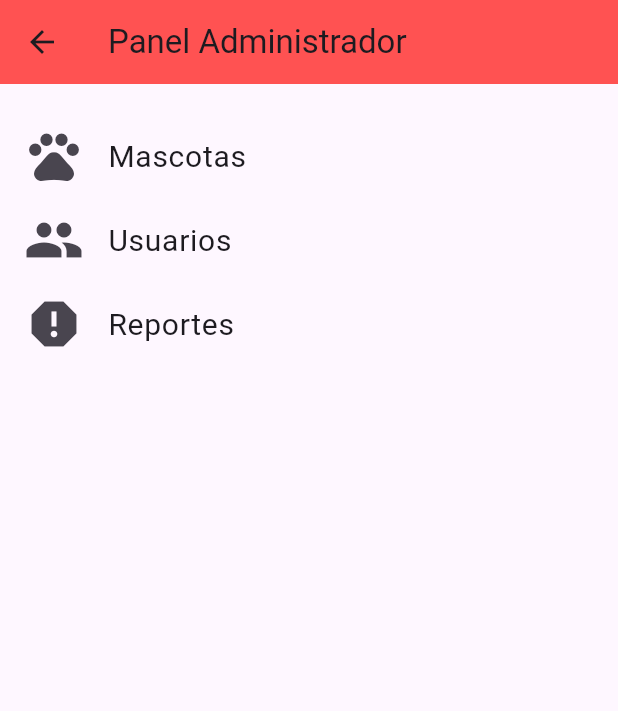
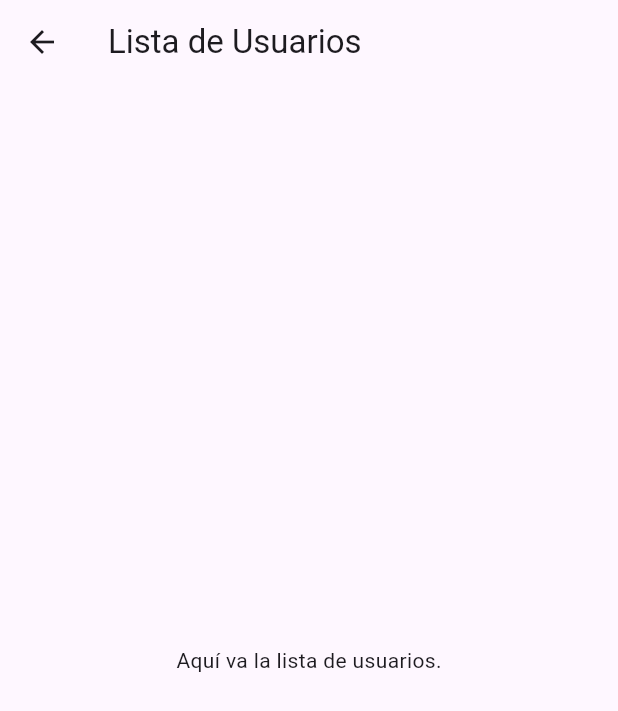
Before and after one commit to talicumivm/pet_care, a Flutter app: the AdminDashboard screen opened by its route, after a tap on "Usuarios", on a phone screen of 412 x 824 dp. Shown: the top 711 px of the screen. Run offline on Flutter 3.47's test engine with Material 3 defaults, Android fonts, the phone set to English and light mode, and no system bars; our stand-ins replace table_calendar.

Commit message:
Agregamos Admin navegation

```diff
--- a/lib/admindashboard.dart
+++ b/lib/admindashboard.dart
@@ -1,4 +1,8 @@
+// lib/screens/admin_dashboard.dart
 import 'package:flutter/material.dart';
+import 'petlist.dart'; // Asegúrate de importar la pantalla de lista de mascotas
+import 'user_list.dart'; // Asegúrate de importar la pantalla de lista de usuarios
+import 'report_list.dart'; // Asegúrate de importar la pantalla de reportes
 
 class AdminDashboard extends StatelessWidget {
   @override
@@ -11,20 +15,23 @@ class AdminDashboard extends StatelessWidget {
       body: Column(
         children: [
           SizedBox(height: 20),
-          _buildAdminOption(Icons.pets, "Mascotas"),
-          _buildAdminOption(Icons.people, "Usuarios"),
-          _buildAdminOption(Icons.report, "Reportes"),
+          _buildAdminOption(context, Icons.pets, "Mascotas", PetList()),
+          _buildAdminOption(context, Icons.people, "Usuarios", UserList()),
+          _buildAdminOption(context, Icons.report, "Reportes", ReportList()),
         ],
       ),
     );
   }
 
-  Widget _buildAdminOption(IconData icon, String label) {
+  Widget _buildAdminOption(BuildContext context, IconData icon, String label, Widget page) {
     return ListTile(
       leading: Icon(icon, size: 40),
       title: Text(label, style: TextStyle(fontSize: 20)),
       onTap: () {
-        // Acción al hacer clic en la opción
+        Navigator.push(
+          context,
+          MaterialPageRoute(builder: (context) => page),
+        );
       },
     );
   }
--- a/lib/main.dart
+++ b/lib/main.dart
@@ -32,6 +32,7 @@ class MyApp extends StatelessWidget {
         '/caretaker': (context) => CaretakerDashboard(),
         '/trainer': (context) => TrainerDashboard(),
         '/admin': (context) => AdminDashboard(),
+
         //'/notifications': (context) => NotificationsPage(),
         //'/serviceHistory': (context) => ServiceHistoryPage(),
         //'/chat': (context) => ChatPage(service: '')
--- a/lib/petlist.dart
+++ b/lib/petlist.dart
@@ -50,7 +50,7 @@ class PetList extends StatelessWidget {
     return Card(
       margin: EdgeInsets.all(10),
       child: ListTile(
-        leading: Image.asset(pet.imagePath),
+        leading: Icon(Icons.pets, size: 50), // Reemplaza la imagen con un ícono por ahora
         title: Text(pet.name, style: TextStyle(fontSize: 20)),
         subtitle: Text(pet.type),
         onTap: () {
--- a/lib/petprofile.dart
+++ b/lib/petprofile.dart
@@ -21,8 +21,9 @@ class PetProfile extends StatelessWidget {
           children: [
             Center(
               child: CircleAvatar(
-                backgroundImage: AssetImage(pet.imagePath),
+                backgroundColor: Colors.grey[200], // Fondo gris claro en lugar de imagen
                 radius: 100,
+                child: Icon(Icons.pets, size: 100, color: Colors.black), // Reemplaza la imagen con un ícono por ahora
               ),
             ),
             SizedBox(height: 20),
--- /dev/null
+++ b/lib/report_list.dart
@@ -0,0 +1,16 @@
+// lib/screens/report_list.dart
+import 'package:flutter/material.dart';
+
+class ReportList extends StatelessWidget {
+  @override
+  Widget build(BuildContext context) {
+    return Scaffold(
+      appBar: AppBar(
+        title: Text("Lista de Reportes"),
+      ),
+      body: Center(
+        child: Text("Aquí van los reportes."),
+      ),
+    );
+  }
+}
--- /dev/null
+++ b/lib/user_list.dart
@@ -0,0 +1,16 @@
+// lib/screens/user_list.dart
+import 'package:flutter/material.dart';
+
+class UserList extends StatelessWidget {
+  @override
+  Widget build(BuildContext context) {
+    return Scaffold(
+      appBar: AppBar(
+        title: Text("Lista de Usuarios"),
+      ),
+      body: Center(
+        child: Text("Aquí va la lista de usuarios."),
+      ),
+    );
+  }
+}
```
Also changed, not shown: lib/cuidador_list.dart (+6 -5 lines), lib/ownerdashboard.dart (+10 -3 lines), pubspec.yaml (+2 -6 lines), lib/assets/imagenes/cuidador-de-perros.png (added), lib/models/user.dart (added).
